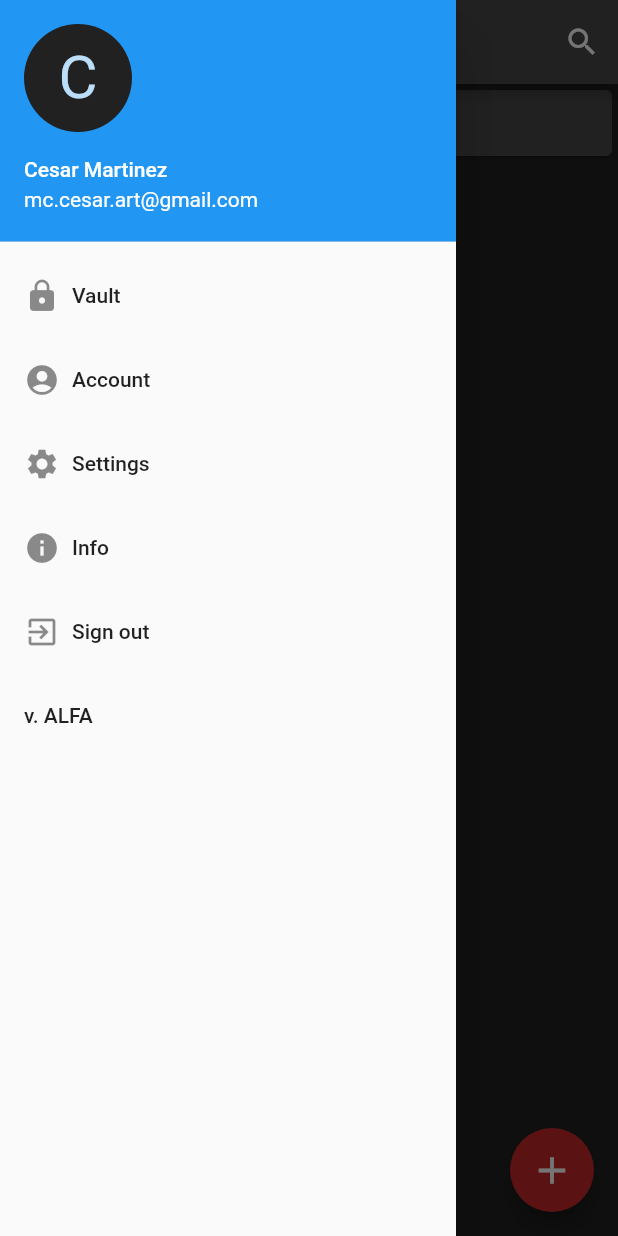
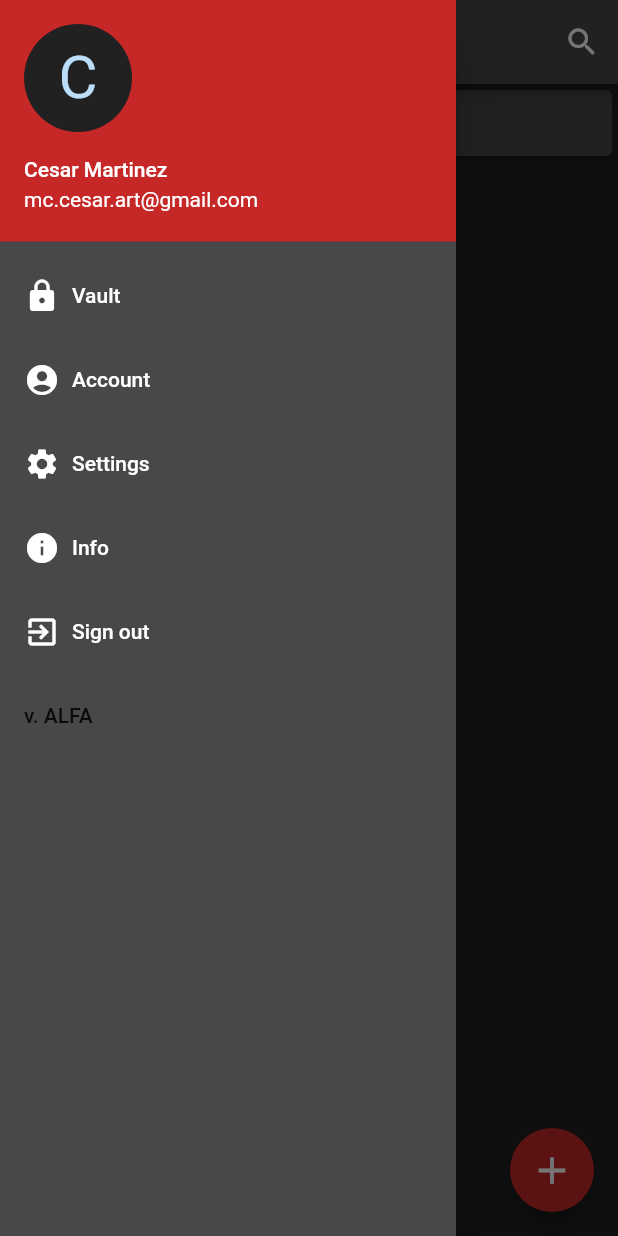
Before and after one commit to CesarMtzV/password-manager, a Flutter app: the screen it shows once a user with an empty profile is signed in, with the side drawer open, on a phone screen of 412 x 824 dp. Run offline on Flutter 3.47's test engine with Material 2 defaults, Android fonts, the phone set to English and light mode, and no system bars; our stand-ins replace cloud_firestore, firebase_auth; accounts and stored records are empty.

Commit message:
Changed colors of drawer

```diff
--- a/lib/widgets/drawer.dart
+++ b/lib/widgets/drawer.dart
@@ -4,6 +4,7 @@ import 'package:password_manager/screens/main/account.dart';
 import 'package:password_manager/screens/main/info.dart';
 import 'package:password_manager/screens/main/settings.dart';
 import 'package:password_manager/screens/main/vault.dart';
+import '../utilities/styles.dart';
 
 class AppDrawer extends StatelessWidget {
   const AppDrawer({Key key}) : super(key: key);
@@ -19,6 +20,7 @@ class AppDrawer extends StatelessWidget {
           style: TextStyle(fontSize: 40.0),
         ),
       ),
+      decoration: BoxDecoration(color: kPrimaryColor),
     );
   }
 
@@ -27,10 +29,16 @@ class AppDrawer extends StatelessWidget {
     return ListTile(
       title: Row(
         children: <Widget>[
-          Icon(icon),
+          Icon(
+            icon,
+            color: Colors.white,
+          ),
           Padding(
             padding: EdgeInsets.only(left: 8.0),
-            child: Text(text),
+            child: Text(
+              text,
+              style: TextStyle(color: Colors.white),
+            ),
           )
         ],
       ),
@@ -41,6 +49,8 @@ class AppDrawer extends StatelessWidget {
   @override
   Widget build(BuildContext context) {
     return Drawer(
+      child: Container(
+        color: kBackgroundLight,
         child: ListView(
           padding: EdgeInsets.zero,
           children: <Widget>[
@@ -50,8 +60,8 @@ class AppDrawer extends StatelessWidget {
                 text: 'Vault',
                 onTap: () {
                   Navigator.pop(context);
-                Navigator.push(
-                    context, MaterialPageRoute(builder: (context) => Vault()));
+                  Navigator.push(context,
+                      MaterialPageRoute(builder: (context) => Vault()));
                 }),
             _createDrawerItem(
                 icon: Icons.account_circle,
@@ -77,10 +87,16 @@ class AppDrawer extends StatelessWidget {
             ListTile(
               title: Row(
                 children: <Widget>[
-                Icon(Icons.exit_to_app),
+                  Icon(
+                    Icons.exit_to_app,
+                    color: Colors.white,
+                  ),
                   Padding(
                     padding: EdgeInsets.only(left: 8.0),
-                  child: Text("Sign out"),
+                    child: Text(
+                      "Sign out",
+                      style: TextStyle(color: Colors.white),
+                    ),
                   )
                 ],
               ),
@@ -94,6 +110,7 @@ class AppDrawer extends StatelessWidget {
             )
           ],
         ),
+      ),
     );
   }
 }
```
Lines whose indentation alone changed are shown as unchanged.
